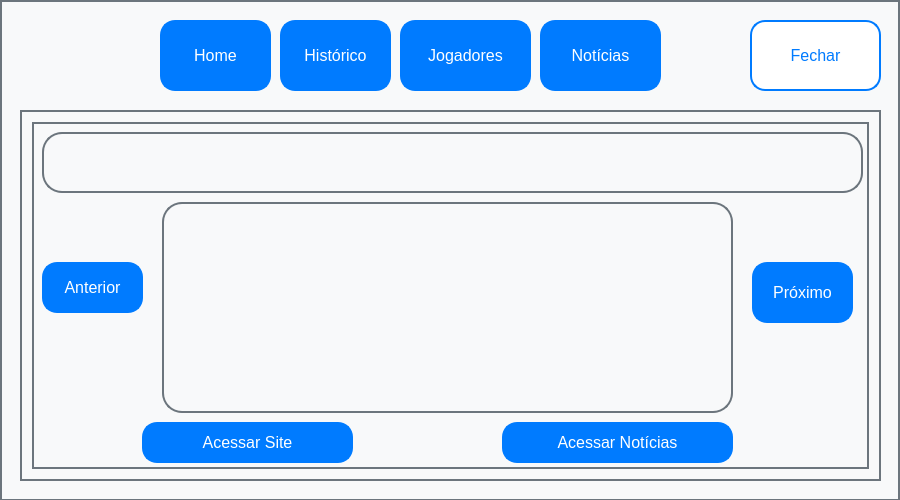
The window that interface.ui (XlouPx/App_futebol) describes before a commit, drawn with Qt 5.
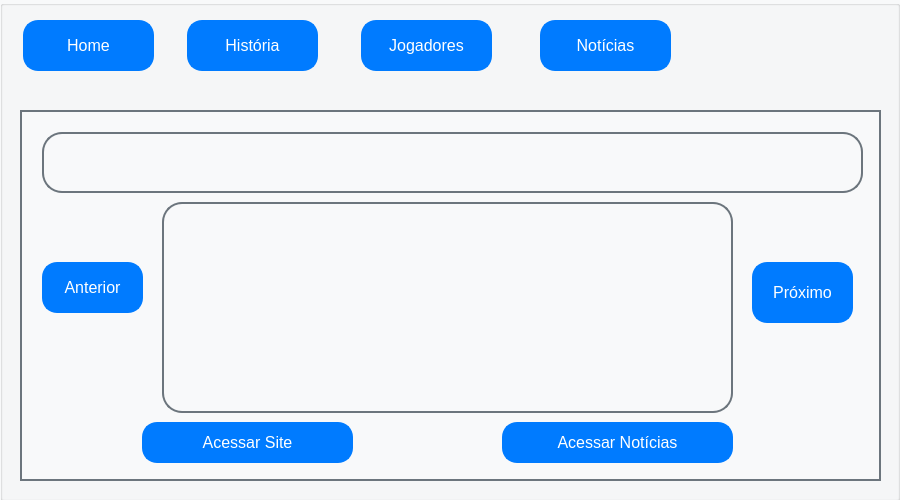
The same window after the commit. Icons and pictures are not drawn.

Patch:
```diff
--- a/interface.ui
+++ b/interface.ui
@@ -41,7 +41,7 @@
    <property name="toolTipDuration">
     <number>12</number>
    </property>
-   <widget class="QWidget" name="widget" native="true">
+   <widget class="QGroupBox" name="groupBox">
     <property name="geometry">
      <rect>
       <x>0</x>
@@ -57,7 +57,7 @@
      <string notr="true">QWidget {
     background-color: #f8f9fa;
     color: #343a40;
-    border: 2px solid #6c757d;
+
     padding: 10px;
     font-size: 14px;
 }</string>
@@ -65,23 +65,22 @@
     <widget class="QPushButton" name="btnFechar">
      <property name="geometry">
       <rect>
-       <x>750</x>
+       <x>770</x>
        <y>10</y>
-       <width>131</width>
+       <width>101</width>
        <height>81</height>
       </rect>
      </property>
      <property name="font">
       <font>
-       <pointsize>14</pointsize>
+       <pointsize>-1</pointsize>
       </font>
      </property>
      <property name="styleSheet">
       <string notr="true">QPushButton {
     background-color: #ffffff;
     color: #007bff;
-    border: 2px solid #007bff;
-    border-radius: 15px;
+
     padding: 10px 20px;
     font-size: 16px;
     margin-top: 10px;
@@ -96,187 +95,19 @@
     background-color: #c6c6c6;
     color: #004080;
 }
-
 </string>
      </property>
      <property name="text">
-      <string>Fechar</string>
+      <string/>
      </property>
      <property name="flat">
       <bool>true</bool>
      </property>
-    </widget>
-    <widget class="QPushButton" name="btnHome">
-     <property name="geometry">
-      <rect>
-       <x>160</x>
-       <y>10</y>
-       <width>111</width>
-       <height>81</height>
-      </rect>
-     </property>
-     <property name="font">
-      <font>
-       <pointsize>14</pointsize>
-      </font>
-     </property>
-     <property name="styleSheet">
-      <string notr="true">QPushButton {
-    background-color: #007bff;
-    color: white;
-    border: 2px solid #007bff;
-    border-radius: 15px;
-    padding: 10px 20px;
-    font-size: 16px;
-    margin-top: 10px;
-}
-
-QPushButton:hover {
-    background-color: #0056b3;
-}
-
-QPushButton:pressed {
-    background-color: #004080;
-}
-</string>
-     </property>
-     <property name="text">
-      <string>Home</string>
-     </property>
-     <property name="flat">
-      <bool>true</bool>
-     </property>
-    </widget>
-    <widget class="QPushButton" name="btnJogadores">
-     <property name="geometry">
-      <rect>
-       <x>400</x>
-       <y>10</y>
-       <width>131</width>
-       <height>81</height>
-      </rect>
-     </property>
-     <property name="font">
-      <font>
-       <pointsize>14</pointsize>
-      </font>
-     </property>
-     <property name="styleSheet">
-      <string notr="true">QPushButton {
-    background-color: #007bff;
-    color: white;
-    border: 2px solid #007bff;
-    border-radius: 15px;
-    padding: 10px 20px;
-    font-size: 16px;
-    margin-top: 10px;
-}
-
-QPushButton:hover {
-    background-color: #0056b3;
-}
-
-QPushButton:pressed {
-    background-color: #004080;
-}
-</string>
-     </property>
-     <property name="text">
-      <string>Jogadores</string>
-     </property>
-     <property name="flat">
-      <bool>true</bool>
-     </property>
-    </widget>
-    <widget class="QPushButton" name="btnNoticias">
-     <property name="geometry">
-      <rect>
-       <x>540</x>
-       <y>10</y>
-       <width>121</width>
-       <height>81</height>
-      </rect>
-     </property>
-     <property name="font">
-      <font>
-       <pointsize>14</pointsize>
-      </font>
-     </property>
-     <property name="toolTipDuration">
-      <number>12</number>
-     </property>
-     <property name="styleSheet">
-      <string notr="true">QPushButton {
-    background-color: #007bff;
-    color: white;
-    border: 2px solid #007bff;
-    border-radius: 15px;
-    padding: 10px 20px;
-    font-size: 16px;
-    margin-top: 10px;
-}
-
-QPushButton:hover {
-    background-color: #0056b3;
-}
-
-QPushButton:pressed {
-    background-color: #004080;
-}
-</string>
-     </property>
-     <property name="text">
-      <string>Notícias</string>
-     </property>
-     <property name="autoDefault">
-      <bool>false</bool>
-     </property>
-     <property name="default">
-      <bool>false</bool>
-     </property>
-     <property name="flat">
-      <bool>true</bool>
-     </property>
-    </widget>
-    <widget class="QPushButton" name="btnHistoria">
-     <property name="geometry">
-      <rect>
-       <x>280</x>
-       <y>10</y>
-       <width>111</width>
-       <height>81</height>
-      </rect>
-     </property>
-     <property name="font">
-      <font>
-       <pointsize>14</pointsize>
-      </font>
-     </property>
-     <property name="toolTipDuration">
-      <number>12</number>
-     </property>
-     <property name="styleSheet">
-      <string notr="true">QPushButton {
-    background-color: #007bff;
-    color: white;
-    border: 2px solid #007bff;
-    border-radius: 15px;
-    padding: 10px 20px;
-    font-size: 16px;
-    margin-top: 10px;
-}
-
-QPushButton:hover {
-    background-color: #0056b3;
-}
-
-QPushButton:pressed {
-    background-color: #004080;
-}
-</string>
-     </property>
-     <property name="text">
-      <string>Histórico</string>
+     <property name="iconSize">
+      <size>
+       <width>50</width>
+       <height>50</height>
+      </size>
      </property>
      <property name="flat">
       <bool>true</bool>
@@ -293,7 +124,7 @@
      </property>
      <property name="font">
       <font>
-       <pointsize>14</pointsize>
+       <pointsize>-1</pointsize>
       </font>
      </property>
      <property name="toolTipDuration">
@@ -632,6 +463,150 @@
       </widget>
      </widget>
     </widget>
+    <widget class="QToolButton" name="toolButton_4">
+     <property name="geometry">
+      <rect>
+       <x>540</x>
+       <y>10</y>
+       <width>131</width>
+       <height>61</height>
+      </rect>
+     </property>
+     <property name="styleSheet">
+      <string notr="true">QToolButton {
+    background-color: #007bff;
+    color: white;
+    border: 2px solid #007bff;
+    border-radius: 15px;
+    padding: 10px 20px;
+    font-size: 16px;
+    margin-top: 10px;
+}
+
+QToolButton:hover {
+    background-color: #0056b3;
+}
+
+QToolButton:pressed {
+    background-color: #004080;
+}
+</string>
+     </property>
+     <property name="text">
+      <string>Notícias</string>
+     </property>
+     <attribute name="buttonGroup">
+      <string notr="true">buttonGroup</string>
+     </attribute>
+    </widget>
+    <widget class="QToolButton" name="toolButton">
+     <property name="geometry">
+      <rect>
+       <x>23</x>
+       <y>10</y>
+       <width>131</width>
+       <height>61</height>
+      </rect>
+     </property>
+     <property name="styleSheet">
+      <string notr="true">QToolButton {
+    background-color: #007bff;
+    color: white;
+    border: 2px solid #007bff;
+    border-radius: 15px;
+    padding: 10px 20px;
+    font-size: 16px;
+    margin-top: 10px;
+}
+
+QToolButton:hover {
+    background-color: #0056b3;
+}
+
+QToolButton:pressed {
+    background-color: #004080;
+}
+</string>
+     </property>
+     <property name="text">
+      <string>Home</string>
+     </property>
+     <attribute name="buttonGroup">
+      <string notr="true">buttonGroup</string>
+     </attribute>
+    </widget>
+    <widget class="QToolButton" name="toolButton_2">
+     <property name="geometry">
+      <rect>
+       <x>187</x>
+       <y>10</y>
+       <width>131</width>
+       <height>61</height>
+      </rect>
+     </property>
+     <property name="styleSheet">
+      <string notr="true">QToolButton {
+    background-color: #007bff;
+    color: white;
+    border: 2px solid #007bff;
+    border-radius: 15px;
+    padding: 10px 20px;
+    font-size: 16px;
+    margin-top: 10px;
+}
+
+QToolButton:hover {
+    background-color: #0056b3;
+}
+
+QToolButton:pressed {
+    background-color: #004080;
+}
+</string>
+     </property>
+     <property name="text">
+      <string>História</string>
+     </property>
+     <attribute name="buttonGroup">
+      <string notr="true">buttonGroup</string>
+     </attribute>
+    </widget>
+    <widget class="QToolButton" name="toolButton_3">
+     <property name="geometry">
+      <rect>
+       <x>361</x>
+       <y>10</y>
+       <width>131</width>
+       <height>61</height>
+      </rect>
+     </property>
+     <property name="styleSheet">
+      <string notr="true">QToolButton {
+    background-color: #007bff;
+    color: white;
+    border: 2px solid #007bff;
+    border-radius: 15px;
+    padding: 10px 20px;
+    font-size: 16px;
+    margin-top: 10px;
+}
+
+QToolButton:hover {
+    background-color: #0056b3;
+}
+
+QToolButton:pressed {
+    background-color: #004080;
+}
+</string>
+     </property>
+     <property name="text">
+      <string>Jogadores</string>
+     </property>
+     <attribute name="buttonGroup">
+      <string notr="true">buttonGroup</string>
+     </attribute>
+    </widget>
    </widget>
   </widget>
  </widget>
```
Left out of the diff: 28 changed lines with no effect on the pictures.
